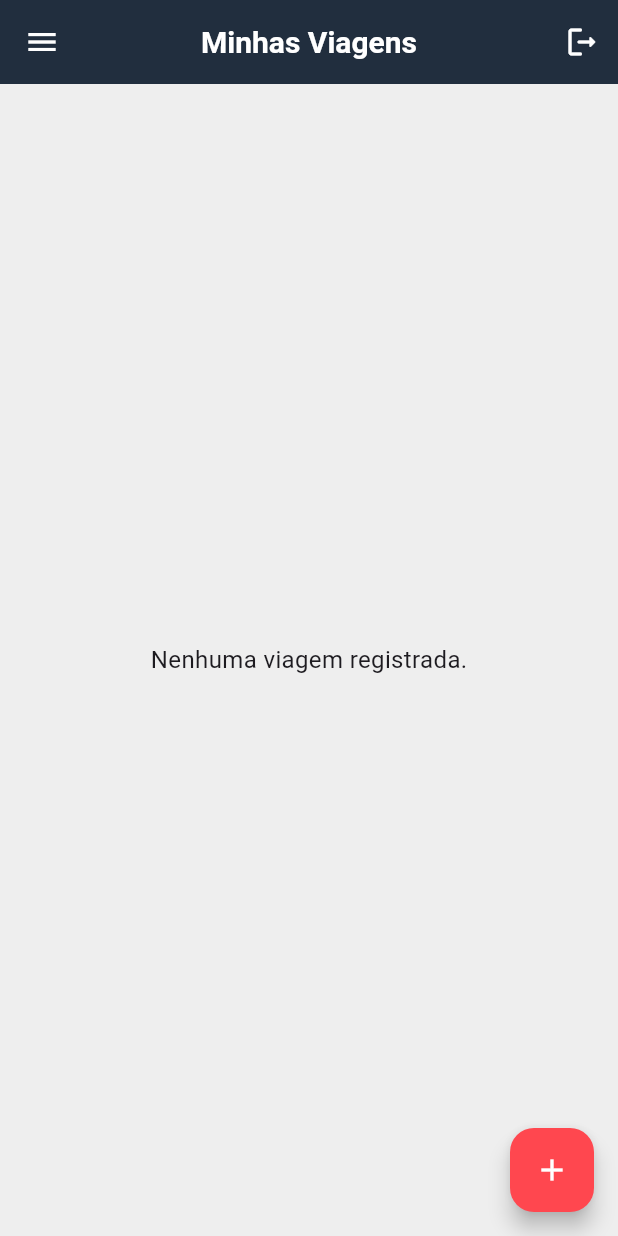
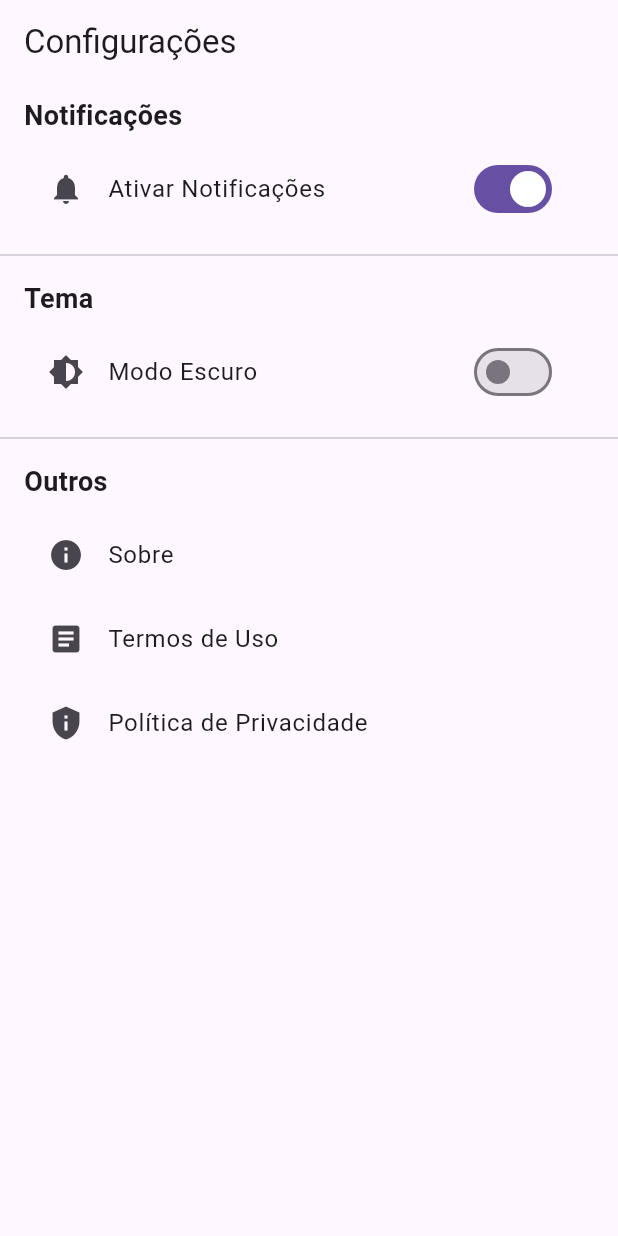
Before and after one commit to JohanVPS/projeto-viagens, a Flutter app: the screen it shows once a user with an empty profile is signed in, in the side drawer, after a tap on "Configurações", on a phone screen of 412 x 824 dp. Run offline on Flutter 3.47's test engine with Material 3 defaults, Android fonts, the phone set to English and light mode, and no system bars; our stand-ins replace cloud_firestore, firebase_auth, firebase_core; accounts and stored records are empty; network calls fail.

Commit message:
Settings - Rafa

```diff
--- a/lib/main.dart
+++ b/lib/main.dart
@@ -2,6 +2,7 @@ import 'package:flutter/material.dart';
 import 'package:viagens/firebase_options.dart';
 import 'package:viagens/screens/verificaLoginScreen.dart';
 import 'package:firebase_core/firebase_core.dart';
+
 void main() async {
   WidgetsFlutterBinding.ensureInitialized();
   await Firebase.initializeApp(
--- a/lib/screens/homeScreen.dart
+++ b/lib/screens/homeScreen.dart
@@ -2,7 +2,9 @@ import 'package:cloud_firestore/cloud_firestore.dart';
 import 'package:firebase_auth/firebase_auth.dart';
 import 'package:flutter/material.dart';
 import 'package:viagens/screens/loginScreen.dart';
+import 'package:viagens/screens/settingsScreen.dart';
 import 'package:viagens/widgets/cores.dart';
+import 'package:flutter/material.dart';
 
 void main() {
   runApp(HomeScreen());
@@ -144,8 +146,12 @@ class _TelaPlanosDeViagemState extends State<TelaPlanosDeViagem> {
               leading: Icon(Icons.settings),
               title: Text('Configurações'),
               onTap: () {
-                // Fechar o Drawer
-                Navigator.pop(context);
+                Navigator.push(
+                  context,
+                  MaterialPageRoute(
+                    builder: (context) => Settings(),
+                  ),
+                );
               },
             ),
           ],
--- /dev/null
+++ b/lib/screens/settingsScreen.dart
@@ -0,0 +1,255 @@
+import 'package:flutter/material.dart';
+
+// AUTOR DA TELA --------> RAFAEL GARCIA
+
+class Settings extends StatefulWidget {
+  @override
+  _SettingsState createState() => _SettingsState();
+}
+
+class _SettingsState extends State<Settings> {
+  bool isDarkMode = false;
+
+  @override
+  Widget build(BuildContext context) {
+    return MaterialApp(
+      debugShowCheckedModeBanner: false,
+      theme: isDarkMode ? ThemeData.dark() : ThemeData.light(),
+      home: SettingsScreen(
+        isDarkMode: isDarkMode,
+        onThemeChanged: (bool value) {
+          setState(() {
+            isDarkMode = value;
+          });
+        },
+      ),
+    );
+  }
+}
+
+class SettingsScreen extends StatefulWidget {
+  final bool isDarkMode;
+  final ValueChanged<bool> onThemeChanged;
+
+  const SettingsScreen({
+    required this.isDarkMode,
+    required this.onThemeChanged,
+  });
+
+  @override
+  _SettingsScreenState createState() => _SettingsScreenState();
+}
+
+class _SettingsScreenState extends State<SettingsScreen> {
+  bool notificationsEnabled = true;
+
+  String savedEmail = "emaildousuario@gmail.com";
+  String savedPassword = "senha_do_usuario";
+
+  bool showEmail = false;
+  bool showPassword = false;
+
+  @override
+  Widget build(BuildContext context) {
+    return Scaffold(
+      appBar: AppBar(
+        title: Text('Configurações'),
+      ),
+      body: ListView(
+        children: [
+
+          // // Privacidade
+
+          // SettingsSection(
+          //   title: 'Privacidade',
+          //   children: [
+          //     ListTile(
+          //       leading: Icon(Icons.email),
+          //       title: Text('Email'),
+          //       subtitle: Text(showEmail ? savedEmail : '********'),
+          //       trailing: IconButton(
+          //         icon: Icon(showEmail ? Icons.visibility : Icons.visibility_off),
+          //         onPressed: () {
+          //           setState(() {
+          //             showEmail = !showEmail;
+          //           });
+          //         },
+          //       ),
+          //     ),
+          //     ListTile(
+          //       leading: Icon(Icons.lock),
+          //       title: Text('Senha'),
+          //       subtitle: Text(showPassword ? savedPassword : '********'),
+          //       trailing: IconButton(
+          //         icon: Icon(showPassword ? Icons.visibility : Icons.visibility_off),
+          //         onPressed: () {
+          //           setState(() {
+          //             showPassword = !showPassword;
+          //           });
+          //         },
+          //       ),
+          //     ),
+          //   ],
+          // ),
+          // Divider(),
+
+          // Notificações
+
+          SettingsSection(
+            title: 'Notificações',
+            children: [
+              ListTile(
+                leading: Icon(Icons.notifications),
+                title: Text('Ativar Notificações'),
+                trailing: Switch(
+                  value: notificationsEnabled,
+                  onChanged: (bool value) {
+                    setState(() {
+                      notificationsEnabled = value;
+                    });
+                  },
+                ),
+              ),
+            ],
+          ),
+          Divider(),
+
+          // Temas
+
+          SettingsSection(
+            title: 'Tema',
+            children: [
+              ListTile(
+                leading: Icon(Icons.brightness_6),
+                title: Text('Modo Escuro'),
+                trailing: Switch(
+                  value: widget.isDarkMode,
+                  onChanged: widget.onThemeChanged,
+                ),
+              ),
+            ],
+          ),
+          Divider(),
+
+          // Sobre
+
+          SettingsSection(
+            title: 'Outros',
+            children: [
+              ListTile(
+                leading: Icon(Icons.info),
+                title: Text('Sobre'),
+                onTap: () {
+                  showDialog(
+                    context: context,
+                    builder: (BuildContext context) {
+                      return AlertDialog(
+                        title: Text('Sobre o App'),
+                        content: Column(
+                          mainAxisSize: MainAxisSize.min,
+                          crossAxisAlignment: CrossAxisAlignment.start,
+                          children: [
+                            Text('TriOcupado'),
+                            SizedBox(height: 10),
+                            Text('Versão: 1.0.0'),
+                            SizedBox(height: 10),
+                            Text('© 2024 Globetrotter'),
+                            SizedBox(height: 10),
+                            Text(
+                              'Este aplicativo foi desenvolvido para ajudar você a gerenciar, planejar e organizar as suas viagens.',
+                            ),
+                          ],
+                        ),
+                        actions: <Widget>[
+                          IconButton(
+                            icon: Icon(Icons.close),
+                            onPressed: () {
+                              Navigator.of(context).pop();
+                            },
+                          ),
+                        ],
+                      );
+                    },
+                  );
+                },
+              ),
+              ListTile(
+                leading: Icon(Icons.article),
+                title: Text('Termos de Uso'),
+                onTap: () {
+                  _showDialog(context, 'Termos de Uso',
+                      'Estes Termos de Uso regulam o uso do aplicativo (TriOcupado), fornecido pela nossa empresa (Globetrotter), para fins de planejamento e organização de viagens. Ao acessar ou usar o Aplicativo, você concorda em cumprir e estar vinculado a estes Termos. Se você não concorda com esses Termos, não utilize o Aplicativo.\n\n1. Uso do Aplicativo\n2. Conta de Usuário\n3. Privacidade e Coleta de Dados\n4. Conteúdo e Propriedade Intelectual\n5. Reservas e Transações\n6. Limitação de Responsabilidade\n7. Modificações no Aplicativo\n8. Rescisão\n9. Legislação Aplicável\n');
+                },
+              ),
+              ListTile(
+                leading: Icon(Icons.privacy_tip),
+                title: Text('Política de Privacidade'),
+                onTap: () {
+                  _showDialog(context, 'Política de Privacidade',
+                      'Esta Política de Privacidade explica como o (TriOcupado) coleta, utiliza, armazena e compartilha suas informações pessoais quando você usa nosso aplicativo de planejamento de viagens. Ao usar nosso aplicativo, você concorda com a coleta e o uso de suas informações de acordo com esta política.\n\n'
+                      'Informações que Coletamos: \n\n'
+                      'Quando você utiliza o TriOcupado, coletamos diferentes tipos de informações:\n\n'
+                      '• Informações Pessoais: Como nome, e-mail, número de telefone.\n\n'
+                      '• Informações de Viagem: Detalhes sobre suas viagens planejadas, como destinos, datas, acomodações, atividades, meios de transporte e preferências de viagem.\n\n'
+                      '• Informações de Localização: Se você permitir, podemos coletar sua localização para sugerir destinos ou serviços próximos, como hotéis ou atrações turísticas.\n\n'
+                      '• Informações de Uso: Coletamos dados sobre como você interage com o aplicativo, como os recursos que você usa, tempo gasto no aplicativo e páginas acessadas.\n\n'
+                      '• Informações de Dispositivo: Dados sobre seu dispositivo, como modelo, sistema operacional, identificadores únicos e endereço IP.\n\n');
+                },
+              ),
+            ],
+          ),
+        ],
+      ),
+    );
+  }
+
+  void _showDialog(BuildContext context, String title, String content) {
+    showDialog(
+      context: context,
+      builder: (BuildContext context) {
+        return AlertDialog(
+          title: Text(title),
+          content: SingleChildScrollView(
+            child: Text(content),
+          ),
+          actions: <Widget>[
+            IconButton(
+              icon: Icon(Icons.close),
+              onPressed: () {
+                Navigator.of(context).pop();
+              },
+            ),
+          ],
+        );
+      },
+    );
+  }
+}
+
+class SettingsSection extends StatelessWidget {
+  final String title;
+  final List<Widget> children;
+
+  const SettingsSection({required this.title, required this.children});
+
+  @override
+  Widget build(BuildContext context) {
+    return Padding(
+      padding: const EdgeInsets.symmetric(vertical: 8.0, horizontal: 16.0),
+      child: Column(
+        crossAxisAlignment: CrossAxisAlignment.start,
+        children: [
+          Text(
+            title,
+            style: TextStyle(
+              fontSize: 18.0,
+              fontWeight: FontWeight.bold,
+            ),
+          ),
+          SizedBox(height: 8.0),
+          ...children,
+        ],
+      ),
+    );
+  }
+}
```
